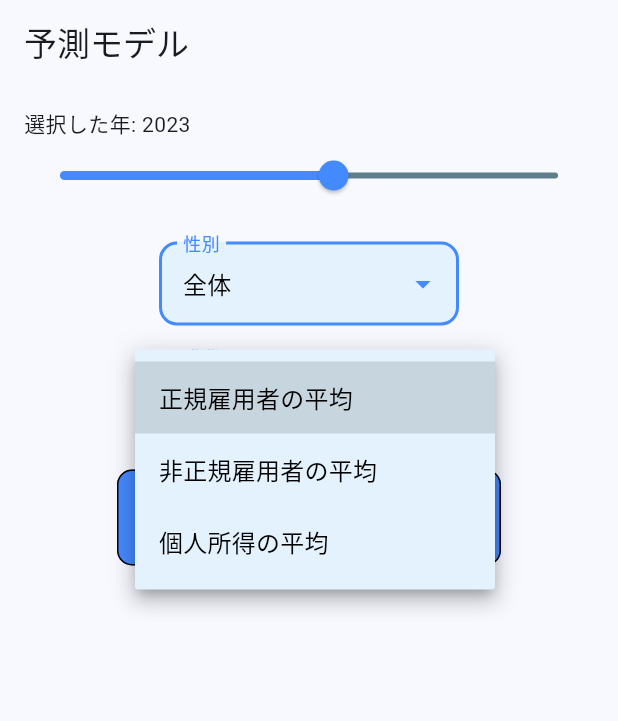
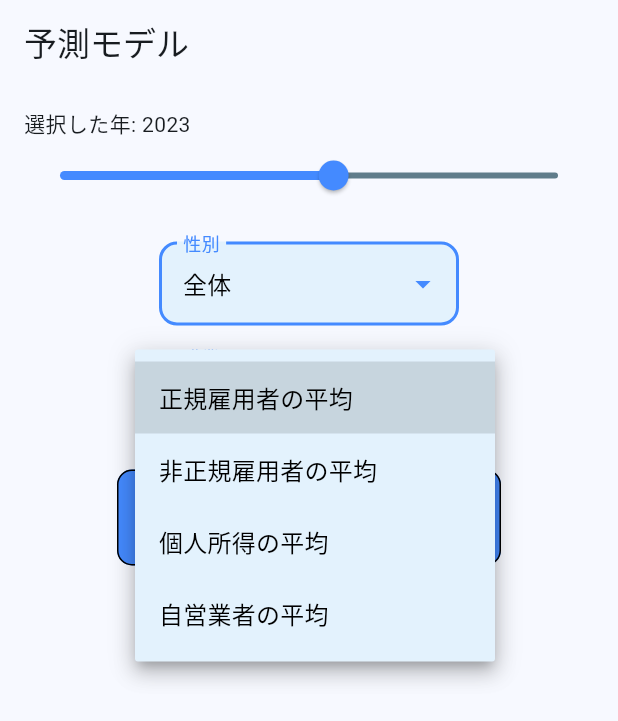
Before and after one commit to ironmax123/cp_front, a Flutter app: the screen it shows after launch, after a tap on "正規雇用者の平均", on a phone screen of 412 x 824 dp. Shown: the top 721 px of the screen. Run offline on Flutter 3.47's test engine with Material 3 defaults, Android fonts, the phone set to English and light mode, and no system bars; our stand-ins replace flutter_dotenv, flutter_hooks, gap, go_router.

Commit message:
[add]自営業者

```diff
--- a/lib/pages/page.dart
+++ b/lib/pages/page.dart
@@ -6,6 +6,7 @@ import 'package:go_router/go_router.dart';
 import 'package:model_prediction/pages/components/loding.dart';
 import 'components/dropdown.dart';
 import 'components/year_slider.dart';
+import 'package:gap/gap.dart';
 
 import '../domain/prediction.dart';
 
@@ -71,16 +72,12 @@ class HomePage extends HookWidget {
             CustomDropdown(
               labelText: '職業',
               value: occupation.value,
-              items: const [
-                '正規雇用者の平均',
-                '非正規雇用者の平均',
-                '個人所得の平均',
-              ],
+              items: const ['正規雇用者の平均', '非正規雇用者の平均', '個人所得の平均', '自営業者の平均'],
               onChanged: (newValue) {
                 occupation.value = newValue!;
               },
             ),
-            const SizedBox(height: 20),
+            const Gap(20),
             OutlinedButton(
               style: OutlinedButton.styleFrom(
                 foregroundColor: Colors.black87,
--- a/pubspec.yaml
+++ b/pubspec.yaml
@@ -15,6 +15,7 @@ dependencies:
   flutter_hooks: ^0.20.5
   flutter_dotenv: ^5.0.2
   go_router: ^14.6.2
+  gap: ^3.0.1
 
 dev_dependencies:
   flutter_test:
```
Also changed, not shown: pubspec.lock.
